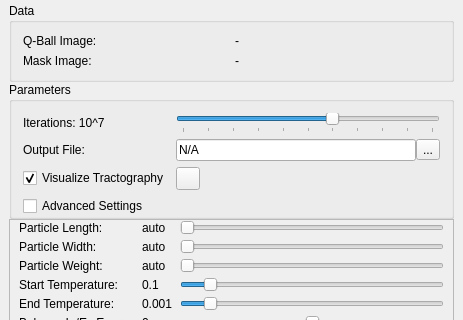
Old version of the form Plugins/org.mitk.gui.qt.diffusionimaging/src/internal/QmitkGibbsTrackingViewControls.ui in the repository MITK/MITK; both pictures show x 0 to 463 and y 0 to 320 of the 463 by 1011 pixel window.
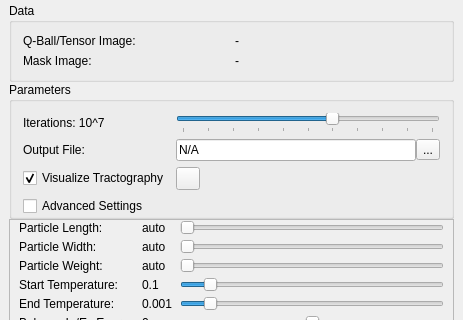
New version of the form. Icons and pictures are not drawn.

Commit message: processing of tensor images possible

The edit to the form file:
```diff
--- a/Plugins/org.mitk.gui.qt.diffusionimaging/src/internal/QmitkGibbsTrackingViewControls.ui
+++ b/Plugins/org.mitk.gui.qt.diffusionimaging/src/internal/QmitkGibbsTrackingViewControls.ui
@@ -50,7 +50,7 @@
       <item row="0" column="0">
        <widget class="QLabel" name="label">
         <property name="text">
-         <string>Q-Ball Image:</string>
+         <string>Q-Ball/Tensor Image:</string>
         </property>
        </widget>
       </item>
```
The commit also changes 8 other files.
